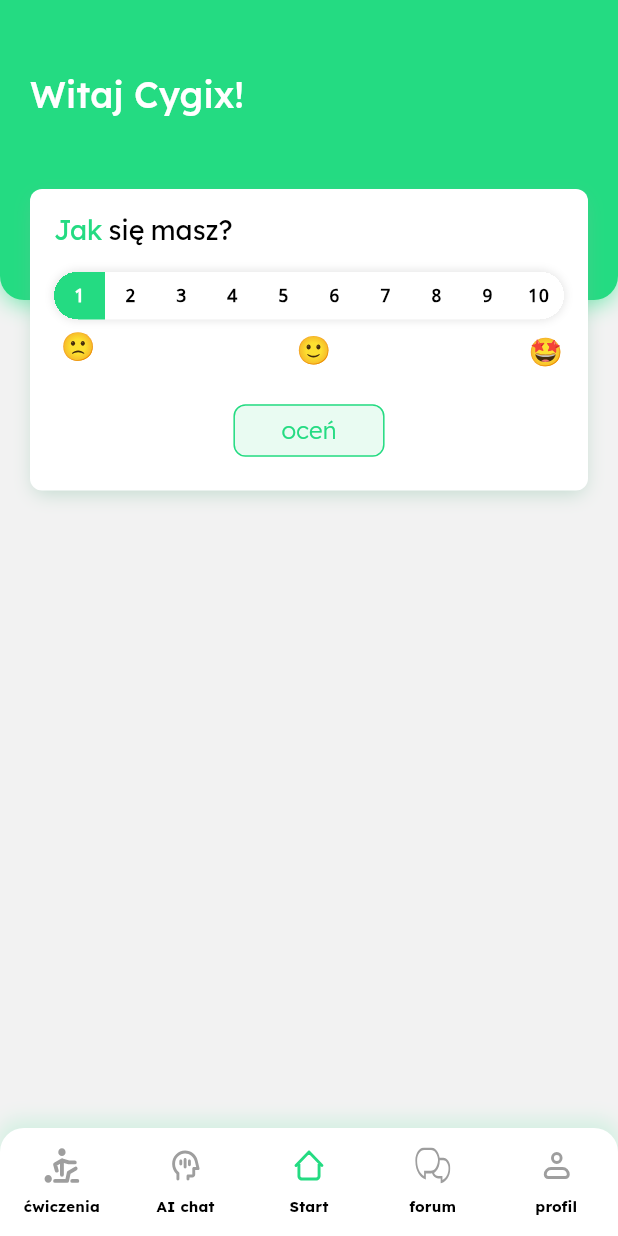
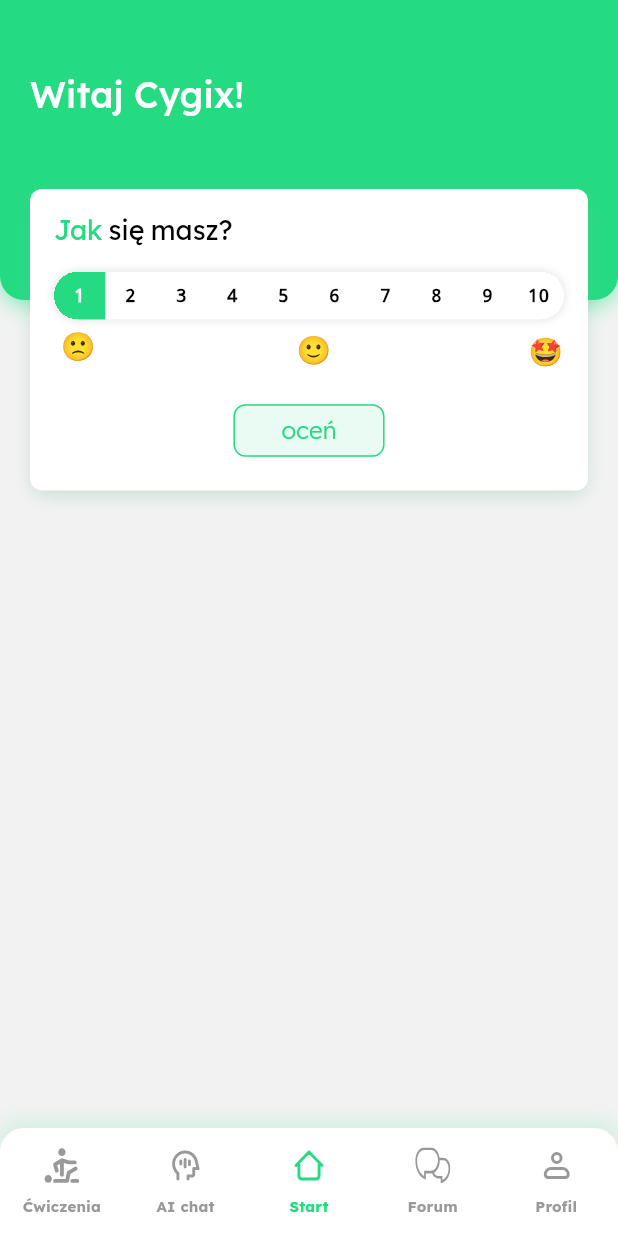
Before and after one commit to xSmilO/JakSieMasz, a Flutter app: the screen it shows after launch, on a phone screen of 412 x 824 dp. Run offline on Flutter 3.47's test engine with Material 3 defaults, Android fonts, the phone set to English and light mode, and no system bars; our stand-ins replace flutter_svg, go_router.

Commit message:
small navigation color change

```diff
--- a/lib/UI/Shared/widgets/navigation_item.dart
+++ b/lib/UI/Shared/widgets/navigation_item.dart
@@ -48,14 +48,17 @@ class _NavigationItemState extends State<NavigationItem> {
               fit: BoxFit.fill,
               color: widget.service.selectedPageIdx == widget.pageIdx
                   ? Styles.primaryColor500
-                  : Colors.grey,
+                  : Styles.inactiveNavItem,
             ),
             Text(
               widget.title,
               style: TextStyle(
-                  fontSize: 10,
-                  color: Colors.black,
-                  fontWeight: FontWeight.bold),
+                fontSize: 10,
+                color: widget.service.selectedPageIdx == widget.pageIdx
+                    ? Styles.primaryColor500
+                    : Styles.inactiveNavItem,
+                fontWeight: FontWeight.bold,
+              ),
             ),
           ],
         ),
--- a/lib/UI/Shared/widgets/navigation_widget.dart
+++ b/lib/UI/Shared/widgets/navigation_widget.dart
@@ -39,7 +39,7 @@ class NavigationWidget extends StatelessWidget {
                 pageIdx: 0,
                 callback: viewModel.setPageIdx,
                 service: context.read(),
-                title: "ćwiczenia",
+                title: "Ćwiczenia",
                 route: Routes.excercises,
                 iconUrl: "assets/navigation_icons/excercise.svg",
               ),
@@ -63,7 +63,7 @@ class NavigationWidget extends StatelessWidget {
                 pageIdx: 3,
                 service: context.read(),
                 callback: viewModel.setPageIdx,
-                title: "forum",
+                title: "Forum",
                 route: Routes.forum,
                 iconUrl: "assets/navigation_icons/forum.svg",
               ),
@@ -71,7 +71,7 @@ class NavigationWidget extends StatelessWidget {
                 pageIdx: 4,
                 service: context.read(),
                 callback: viewModel.setPageIdx,
-                title: "profil",
+                title: "Profil",
                 route: Routes.profile,
                 iconUrl: "assets/navigation_icons/profile.svg",
               ),
```
